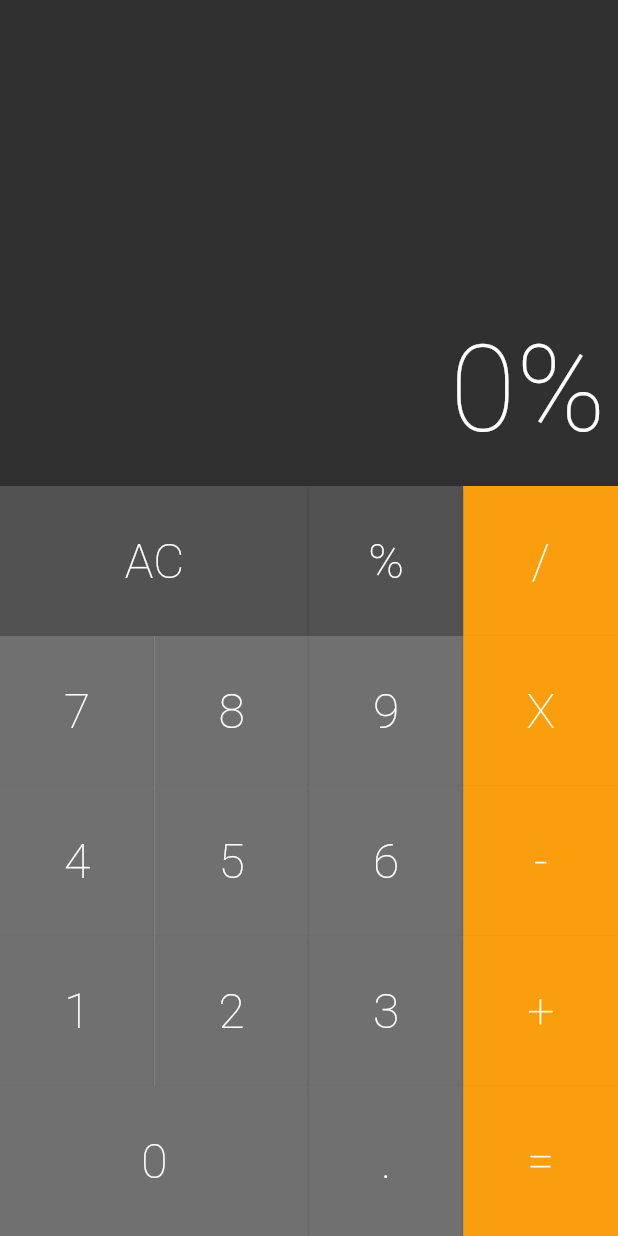
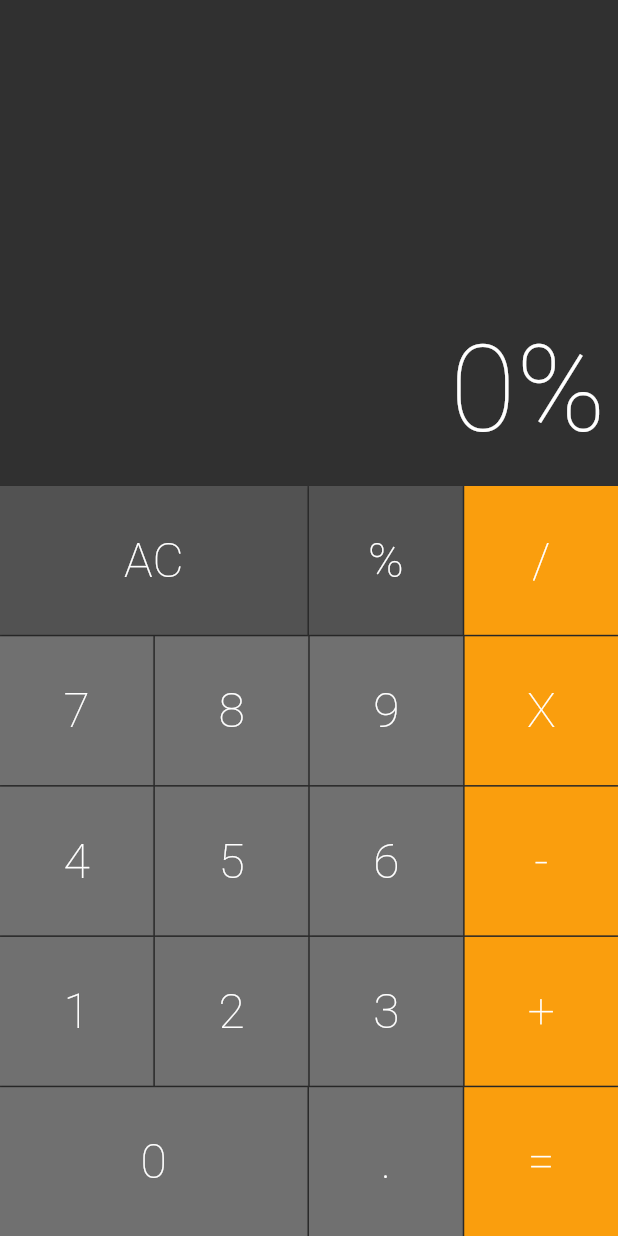
Before and after one commit to viniciusaraujo2405/calculadora, a Flutter app: the screen it shows after launch, after a tap on an icon or button, on a phone screen of 412 x 824 dp. Run offline on Flutter 3.47's test engine with Material 3 defaults, Android fonts, the phone set to English and light mode, and no system bars; drawn by our look-alikes of auto_size_text; our stand-ins replace firebase_core; accounts and stored records are empty.

Commit message:
Finalizando a interface gráfica

```diff
--- a/lib/components/button_row.dart
+++ b/lib/components/button_row.dart
@@ -13,7 +13,10 @@ class ButtonRow extends StatelessWidget {
     return Expanded(
       child: Row(
         crossAxisAlignment: CrossAxisAlignment.stretch,
-        children: buttons,
+        children: buttons.fold(<Widget>[], (list, b){
+          list.isEmpty ? list.add(b) : list.addAll([SizedBox(width: 1,), b]);
+          return list;
+        }),
         ),
     );
   }
--- a/lib/models/memory.dart
+++ b/lib/models/memory.dart
@@ -2,7 +2,15 @@ class Memory {
   String _value = '0';
 
   void applyCommand(String command) {
-    _value += command;
+    if(command  == 'AC') {
+      _allClear();
+    } else {
+      _value += command;
+    }
+  }
+
+  void _allClear () {
+    _value = '0';
   }
 
   String get value {
--- a/lib/screens/keyboard.dart
+++ b/lib/screens/keyboard.dart
@@ -11,6 +11,7 @@ class Keyboard extends StatelessWidget {
   @override
   Widget build(BuildContext context) {
     return Container(
+      color: Color.fromRGBO(48, 48, 48, 1),
       height: 500,
       child: Column(
         children: <Widget> [
@@ -19,24 +20,29 @@ class Keyboard extends StatelessWidget {
               Button(text: '%', cb: cb,color: Button.DARK,),
               Button(text: '/', color: Button.OPERATION, cb: cb),
             ] ),
+            SizedBox(height: 1,),
             ButtonRow( [
               Button(text: '7', cb: cb),
               Button(text: '8', cb: cb),
               Button(text: '9', cb: cb),
               Button(text: 'X', color: Button.OPERATION, cb: cb),
             ] ),
+            SizedBox(height: 1,),
+
             ButtonRow( [
               Button(text: '4', cb: cb),
               Button(text: '5', cb: cb),
               Button(text: '6', cb: cb),
               Button(text: '-', color: Button.OPERATION, cb: cb),
             ] ),
+            SizedBox(height: 1,),
             ButtonRow( [
               Button(text: '1', cb: cb),
               Button(text: '2', cb: cb),
               Button(text: '3', cb: cb),
               Button(text: '+', color: Button.OPERATION, cb: cb),
             ] ),
+            SizedBox(height: 1,),
             ButtonRow( [
               Button(text: '0', big: true, cb: cb),
               Button(text: '.', cb: cb),
```
